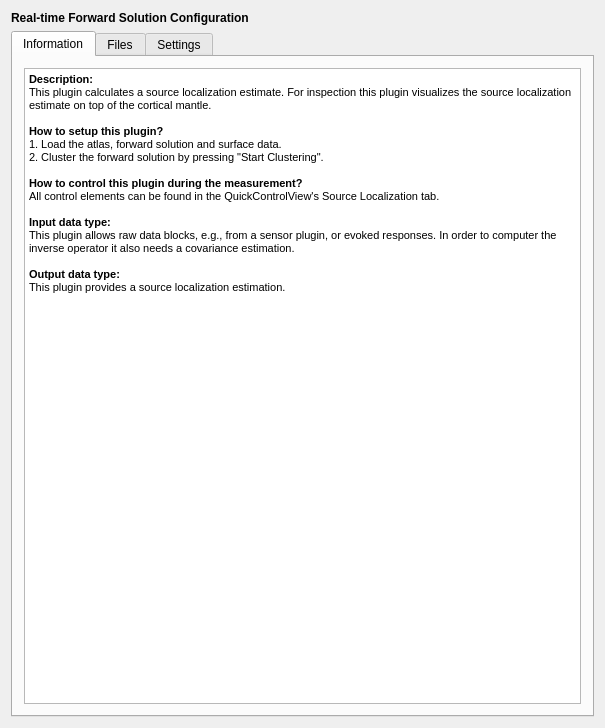
mne-tools/mne-cpp, file applications/mne_scan/plugins/rtfwd/FormFiles/rtfwdsetup.ui: the form before one commit.
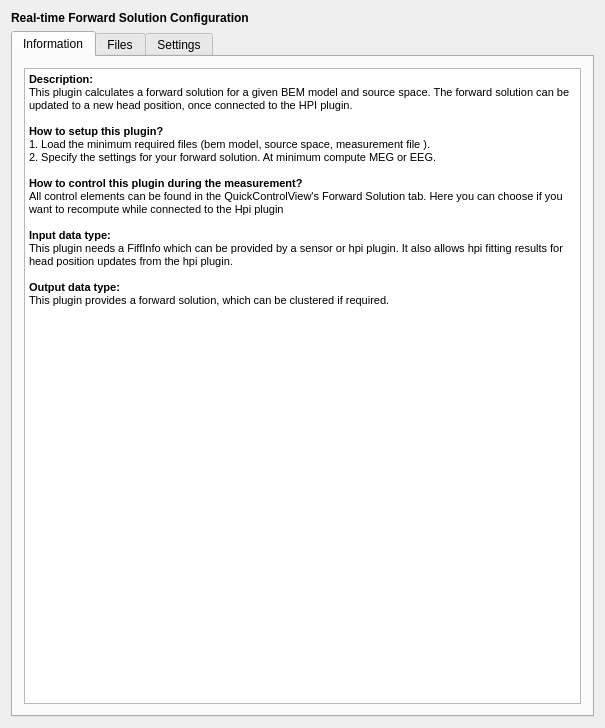
The form after the commit.

Commit message: ENH: introduce Compute Forward Button

Patch:
```diff
--- a/applications/mne_scan/plugins/rtfwd/FormFiles/rtfwdsetup.ui
+++ b/applications/mne_scan/plugins/rtfwd/FormFiles/rtfwdsetup.ui
@@ -53,21 +53,21 @@
 &lt;html&gt;&lt;head&gt;&lt;meta name=&quot;qrichtext&quot; content=&quot;1&quot; /&gt;&lt;style type=&quot;text/css&quot;&gt;
 p, li { white-space: pre-wrap; }
 &lt;/style&gt;&lt;/head&gt;&lt;body style=&quot; font-family:'MS Shell Dlg 2'; font-size:7.875pt; font-weight:400; font-style:normal;&quot;&gt;
-&lt;p style=&quot; margin-top:0px; margin-bottom:0px; margin-left:0px; margin-right:0px; -qt-block-indent:0; text-indent:0px;&quot;&gt;&lt;span style=&quot; font-size:8.25pt; font-weight:600;&quot;&gt;Description:&lt;/span&gt;&lt;/p&gt;
-&lt;p style=&quot; margin-top:0px; margin-bottom:0px; margin-left:0px; margin-right:0px; -qt-block-indent:0; text-indent:0px;&quot;&gt;&lt;span style=&quot; font-size:8.25pt;&quot;&gt;This plugin calculates a source localization estimate. For inspection this plugin visualizes the source localization estimate on top of the cortical mantle.&lt;/span&gt;&lt;/p&gt;
-&lt;p style=&quot;-qt-paragraph-type:empty; margin-top:0px; margin-bottom:0px; margin-left:0px; margin-right:0px; -qt-block-indent:0; text-indent:0px; font-size:8.25pt;&quot;&gt;&lt;br /&gt;&lt;/p&gt;
-&lt;p style=&quot; margin-top:0px; margin-bottom:0px; margin-left:0px; margin-right:0px; -qt-block-indent:0; text-indent:0px;&quot;&gt;&lt;span style=&quot; font-size:8.25pt; font-weight:600;&quot;&gt;How to setup this plugin?&lt;/span&gt;&lt;/p&gt;
-&lt;p style=&quot; margin-top:0px; margin-bottom:0px; margin-left:0px; margin-right:0px; -qt-block-indent:0; text-indent:0px;&quot;&gt;&lt;span style=&quot; font-size:8.25pt;&quot;&gt;1. Load the atlas, forward solution and surface data.&lt;/span&gt;&lt;/p&gt;
-&lt;p style=&quot; margin-top:0px; margin-bottom:0px; margin-left:0px; margin-right:0px; -qt-block-indent:0; text-indent:0px;&quot;&gt;&lt;span style=&quot; font-size:8.25pt;&quot;&gt;2. Cluster the forward solution by pressing &amp;quot;Start Clustering&amp;quot;.&lt;/span&gt;&lt;/p&gt;
-&lt;p style=&quot;-qt-paragraph-type:empty; margin-top:0px; margin-bottom:0px; margin-left:0px; margin-right:0px; -qt-block-indent:0; text-indent:0px; font-size:8.25pt;&quot;&gt;&lt;br /&gt;&lt;/p&gt;
-&lt;p style=&quot; margin-top:0px; margin-bottom:0px; margin-left:0px; margin-right:0px; -qt-block-indent:0; text-indent:0px;&quot;&gt;&lt;span style=&quot; font-size:8.25pt; font-weight:600;&quot;&gt;How to control this plugin during the measurement?&lt;/span&gt;&lt;/p&gt;
-&lt;p style=&quot; margin-top:0px; margin-bottom:0px; margin-left:0px; margin-right:0px; -qt-block-indent:0; text-indent:0px;&quot;&gt;&lt;span style=&quot; font-size:8.25pt;&quot;&gt;All control elements can be found in the QuickControlView's Source Localization tab.&lt;/span&gt;&lt;/p&gt;
-&lt;p style=&quot;-qt-paragraph-type:empty; margin-top:0px; margin-bottom:0px; margin-left:0px; margin-right:0px; -qt-block-indent:0; text-indent:0px; font-size:8.25pt;&quot;&gt;&lt;br /&gt;&lt;/p&gt;
-&lt;p style=&quot; margin-top:0px; margin-bottom:0px; margin-left:0px; margin-right:0px; -qt-block-indent:0; text-indent:0px;&quot;&gt;&lt;span style=&quot; font-size:8.25pt; font-weight:600;&quot;&gt;Input data type:&lt;/span&gt;&lt;/p&gt;
-&lt;p style=&quot; margin-top:0px; margin-bottom:0px; margin-left:0px; margin-right:0px; -qt-block-indent:0; text-indent:0px;&quot;&gt;&lt;span style=&quot; font-size:8.25pt;&quot;&gt;This plugin allows raw data blocks, e.g., from a sensor plugin, or evoked responses. In order to computer the inverse operator it also needs a covariance estimation.&lt;/span&gt;&lt;/p&gt;
-&lt;p style=&quot;-qt-paragraph-type:empty; margin-top:0px; margin-bottom:0px; margin-left:0px; margin-right:0px; -qt-block-indent:0; text-indent:0px; font-size:8.25pt;&quot;&gt;&lt;br /&gt;&lt;/p&gt;
-&lt;p style=&quot; margin-top:0px; margin-bottom:0px; margin-left:0px; margin-right:0px; -qt-block-indent:0; text-indent:0px;&quot;&gt;&lt;span style=&quot; font-size:8.25pt; font-weight:600;&quot;&gt;Output data type:&lt;/span&gt;&lt;/p&gt;
-&lt;p style=&quot; margin-top:0px; margin-bottom:0px; margin-left:0px; margin-right:0px; -qt-block-indent:0; text-indent:0px;&quot;&gt;&lt;span style=&quot; font-size:8.25pt;&quot;&gt;This plugin provides a source localization estimation.&lt;/span&gt;&lt;/p&gt;&lt;/body&gt;&lt;/html&gt;</string>
+&lt;p style=&quot; margin-top:0px; margin-bottom:0px; margin-left:0px; margin-right:0px; -qt-block-indent:0; text-indent:0px;&quot;&gt;&lt;span style=&quot; font-size:8pt; font-weight:600;&quot;&gt;Description:&lt;/span&gt;&lt;/p&gt;
+&lt;p style=&quot; margin-top:0px; margin-bottom:0px; margin-left:0px; margin-right:0px; -qt-block-indent:0; text-indent:0px;&quot;&gt;&lt;span style=&quot; font-size:8pt;&quot;&gt;This plugin calculates a forward solution for a given BEM model and source space. The forward solution can be updated to a new head position, once connected to the HPI plugin.&lt;/span&gt;&lt;/p&gt;
+&lt;p style=&quot;-qt-paragraph-type:empty; margin-top:0px; margin-bottom:0px; margin-left:0px; margin-right:0px; -qt-block-indent:0; text-indent:0px; font-size:8pt;&quot;&gt;&lt;br /&gt;&lt;/p&gt;
+&lt;p style=&quot; margin-top:0px; margin-bottom:0px; margin-left:0px; margin-right:0px; -qt-block-indent:0; text-indent:0px;&quot;&gt;&lt;span style=&quot; font-size:8pt; font-weight:600;&quot;&gt;How to setup this plugin?&lt;/span&gt;&lt;/p&gt;
+&lt;p style=&quot; margin-top:0px; margin-bottom:0px; margin-left:0px; margin-right:0px; -qt-block-indent:0; text-indent:0px;&quot;&gt;&lt;span style=&quot; font-size:8pt;&quot;&gt;1. Load the minimum required files (bem model, source space, measurement file ).&lt;/span&gt;&lt;/p&gt;
+&lt;p style=&quot; margin-top:0px; margin-bottom:0px; margin-left:0px; margin-right:0px; -qt-block-indent:0; text-indent:0px;&quot;&gt;&lt;span style=&quot; font-size:8pt;&quot;&gt;2. Specify the settings for your forward solution. At minimum compute MEG or EEG.&lt;/span&gt;&lt;/p&gt;
+&lt;p style=&quot;-qt-paragraph-type:empty; margin-top:0px; margin-bottom:0px; margin-left:0px; margin-right:0px; -qt-block-indent:0; text-indent:0px; font-size:8pt;&quot;&gt;&lt;br /&gt;&lt;/p&gt;
+&lt;p style=&quot; margin-top:0px; margin-bottom:0px; margin-left:0px; margin-right:0px; -qt-block-indent:0; text-indent:0px;&quot;&gt;&lt;span style=&quot; font-size:8pt; font-weight:600;&quot;&gt;How to control this plugin during the measurement?&lt;/span&gt;&lt;/p&gt;
+&lt;p style=&quot; margin-top:0px; margin-bottom:0px; margin-left:0px; margin-right:0px; -qt-block-indent:0; text-indent:0px;&quot;&gt;&lt;span style=&quot; font-size:8pt;&quot;&gt;All control elements can be found in the QuickControlView's Forward Solution tab. Here you can choose if you want to recompute while connected to the Hpi plugin &lt;/span&gt;&lt;/p&gt;
+&lt;p style=&quot;-qt-paragraph-type:empty; margin-top:0px; margin-bottom:0px; margin-left:0px; margin-right:0px; -qt-block-indent:0; text-indent:0px; font-size:8pt;&quot;&gt;&lt;br /&gt;&lt;/p&gt;
+&lt;p style=&quot; margin-top:0px; margin-bottom:0px; margin-left:0px; margin-right:0px; -qt-block-indent:0; text-indent:0px;&quot;&gt;&lt;span style=&quot; font-size:8pt; font-weight:600;&quot;&gt;Input data type:&lt;/span&gt;&lt;/p&gt;
+&lt;p style=&quot; margin-top:0px; margin-bottom:0px; margin-left:0px; margin-right:0px; -qt-block-indent:0; text-indent:0px;&quot;&gt;&lt;span style=&quot; font-size:8pt;&quot;&gt;This plugin needs a FiffInfo which can be provided by a sensor or hpi plugin. It also allows hpi fitting results for head position updates from the hpi plugin.&lt;/span&gt;&lt;/p&gt;
+&lt;p style=&quot;-qt-paragraph-type:empty; margin-top:0px; margin-bottom:0px; margin-left:0px; margin-right:0px; -qt-block-indent:0; text-indent:0px; font-size:8pt;&quot;&gt;&lt;br /&gt;&lt;/p&gt;
+&lt;p style=&quot; margin-top:0px; margin-bottom:0px; margin-left:0px; margin-right:0px; -qt-block-indent:0; text-indent:0px;&quot;&gt;&lt;span style=&quot; font-size:8pt; font-weight:600;&quot;&gt;Output data type:&lt;/span&gt;&lt;/p&gt;
+&lt;p style=&quot; margin-top:0px; margin-bottom:0px; margin-left:0px; margin-right:0px; -qt-block-indent:0; text-indent:0px;&quot;&gt;&lt;span style=&quot; font-size:8pt;&quot;&gt;This plugin provides a forward solution, which can be clustered if required.&lt;/span&gt;&lt;/p&gt;&lt;/body&gt;&lt;/html&gt;</string>
          </property>
         </widget>
        </item>
```
Left out of the diff: 44 changed lines with no effect on the pictures. The commit also changes 7 other files.
